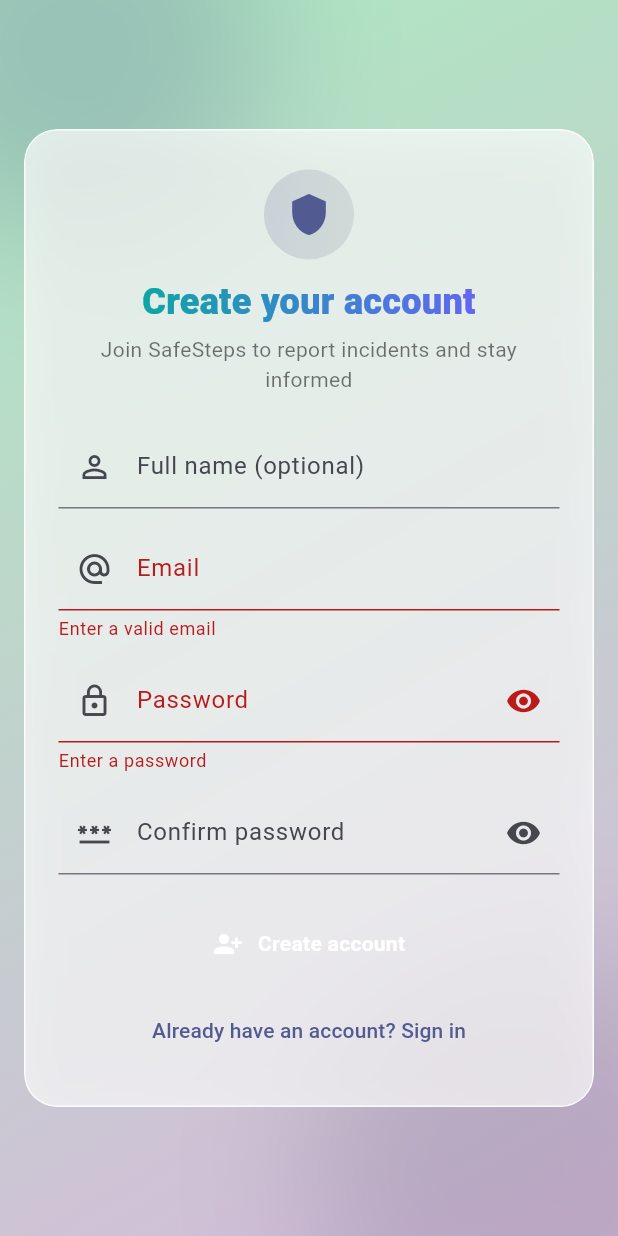
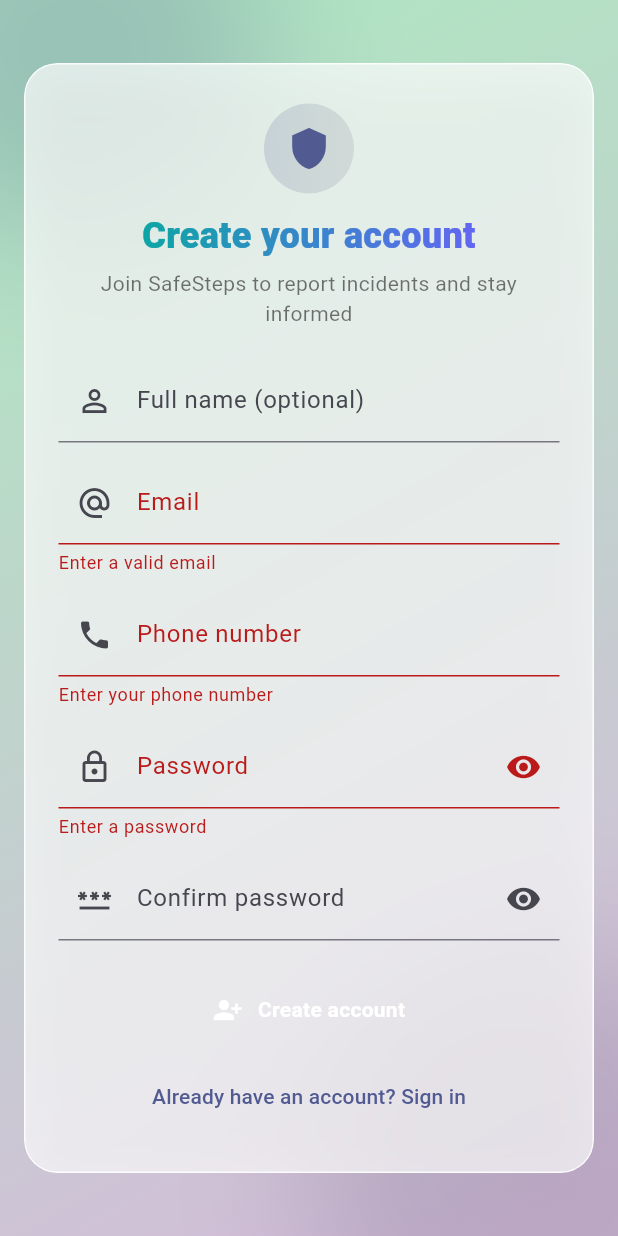
Before and after one commit to haf29/SafeSteps-Team17, a Flutter app: the SignUpScreen screen opened by its route, after a tap on "Create account", on a phone screen of 412 x 824 dp. Run offline on Flutter 3.47's test engine with Material 3 defaults, Android fonts, the phone set to English and light mode, and no system bars; our stand-ins replace flutter_map, geolocator, hive, hive_flutter, latlong2, shared_preferences; accounts and stored records are empty.

Commit message:
updated backend and frontend to take phone number as an attribute in order to send sns alerts

```diff
--- a/frontend/safesteps_app/lib/main.dart
+++ b/frontend/safesteps_app/lib/main.dart
@@ -82,6 +82,7 @@
   Widget build(BuildContext context) {
     return MaterialApp(
       title: "SafeSteps",
+      debugShowCheckedModeBanner: false,
       theme: ThemeData(
         colorScheme: ColorScheme.fromSeed(seedColor: Colors.indigo),
         useMaterial3: true,
--- a/frontend/safesteps_app/lib/screens/signup_screen.dart
+++ b/frontend/safesteps_app/lib/screens/signup_screen.dart
@@ -1,4 +1,3 @@
-// lib/screens/signup_screen.dart
 import 'package:flutter/material.dart';
 import '../services/auth_api.dart';
 import '../widgets/auth_shell.dart';
@@ -17,6 +16,7 @@
   final _email = TextEditingController();
   final _password = TextEditingController();
   final _confirm = TextEditingController();
+  final _phone = TextEditingController();
 
   bool _busy = false;
   bool _obscure1 = true;
@@ -29,6 +29,7 @@
     _email.dispose();
     _password.dispose();
     _confirm.dispose();
+    _phone.dispose();
     super.dispose();
   }
 
@@ -51,20 +52,34 @@
 
   Future<void> _submit() async {
     if (!_form.currentState!.validate()) return;
-    setState(() { _busy = true; _error = null; });
+    setState(() {
+      _busy = true;
+      _error = null;
+    });
     try {
+      final phoneNumber = '+961${_phone.text.trim()}'; // ✅ Always E.164 format
+
       final res = await AuthApi.signup(
         email: _email.text.trim(),
         password: _password.text,
         fullName: _name.text.trim().isEmpty ? null : _name.text.trim(),
+        phone: phoneNumber,
       );
       if (!mounted) return;
-      ScaffoldMessenger.of(context).showSnackBar(SnackBar(content: Text(res.message)));
-      Navigator.of(context).pushNamed('/confirm', arguments: _email.text.trim());
+      ScaffoldMessenger.of(context)
+          .showSnackBar(SnackBar(content: Text(res.message)));
+      Navigator.of(context)
+          .pushNamed('/confirm', arguments: _email.text.trim());
     } catch (e) {
-      setState(() { _error = e.toString(); });
+      setState(() {
+        _error = e.toString();
+      });
     } finally {
-      if (mounted) setState(() { _busy = false; });
+      if (mounted) {
+        setState(() {
+          _busy = false;
+        });
+      }
     }
   }
 
@@ -93,7 +108,25 @@
                   prefixIcon: Icon(Icons.alternate_email),
                 ),
                 keyboardType: TextInputType.emailAddress,
-                validator: (v) => (v == null || !v.contains('@')) ? 'Enter a valid email' : null,
+                validator: (v) =>
+                    (v == null || !v.contains('@')) ? 'Enter a valid email' : null,
+              ),
+              const SizedBox(height: 12),
+              TextFormField(
+                controller: _phone,
+                keyboardType: TextInputType.phone,
+                decoration: const InputDecoration(
+                  labelText: 'Phone number',
+                  prefixText: '+961 ',
+                  prefixIcon: Icon(Icons.phone),
+                ),
+                validator: (v) {
+                  if (v == null || v.isEmpty) return 'Enter your phone number';
+                  if (v.length < 7 || v.length > 8) {
+                    return 'Enter a valid Lebanese phone number';
+                  }
+                  return null;
+                },
               ),
               const SizedBox(height: 12),
               TextFormField(
@@ -103,7 +136,8 @@
                   prefixIcon: const Icon(Icons.lock_outline),
                   suffixIcon: IconButton(
                     onPressed: () => setState(() => _obscure1 = !_obscure1),
-                    icon: Icon(_obscure1 ? Icons.visibility : Icons.visibility_off),
+                    icon: Icon(
+                        _obscure1 ? Icons.visibility : Icons.visibility_off),
                   ),
                 ),
                 obscureText: _obscure1,
@@ -117,11 +151,13 @@
                   prefixIcon: const Icon(Icons.password),
                   suffixIcon: IconButton(
                     onPressed: () => setState(() => _obscure2 = !_obscure2),
-                    icon: Icon(_obscure2 ? Icons.visibility : Icons.visibility_off),
+                    icon: Icon(
+                        _obscure2 ? Icons.visibility : Icons.visibility_off),
                   ),
                 ),
                 obscureText: _obscure2,
-                validator: (v) => v != _password.text ? 'Passwords do not match' : null,
+                validator: (v) =>
+                    v != _password.text ? 'Passwords do not match' : null,
               ),
               const SizedBox(height: 8),
               if (_error != null)
@@ -138,7 +174,9 @@
               ),
               const SizedBox(height: 10),
               TextButton(
-                onPressed: _busy ? null : () => Navigator.of(context).pushNamed('/login'),
+                onPressed: _busy
+                    ? null
+                    : () => Navigator.of(context).pushNamed('/login'),
                 child: const Text('Already have an account? Sign in'),
               ),
             ],
```
Also changed, not shown: frontend/safesteps_app/lib/services/auth_api.dart (+37 -16 lines), 3 other files.
